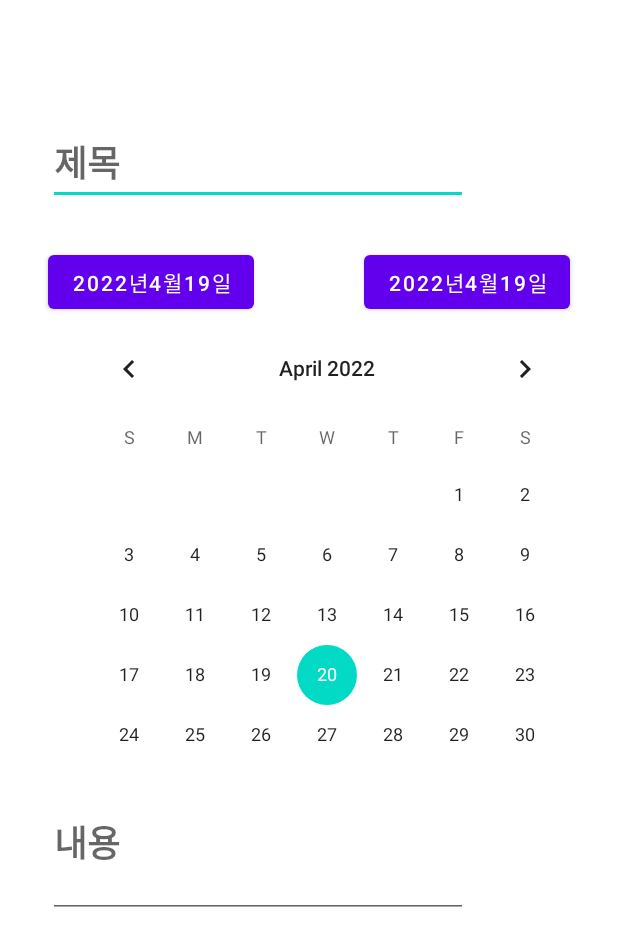
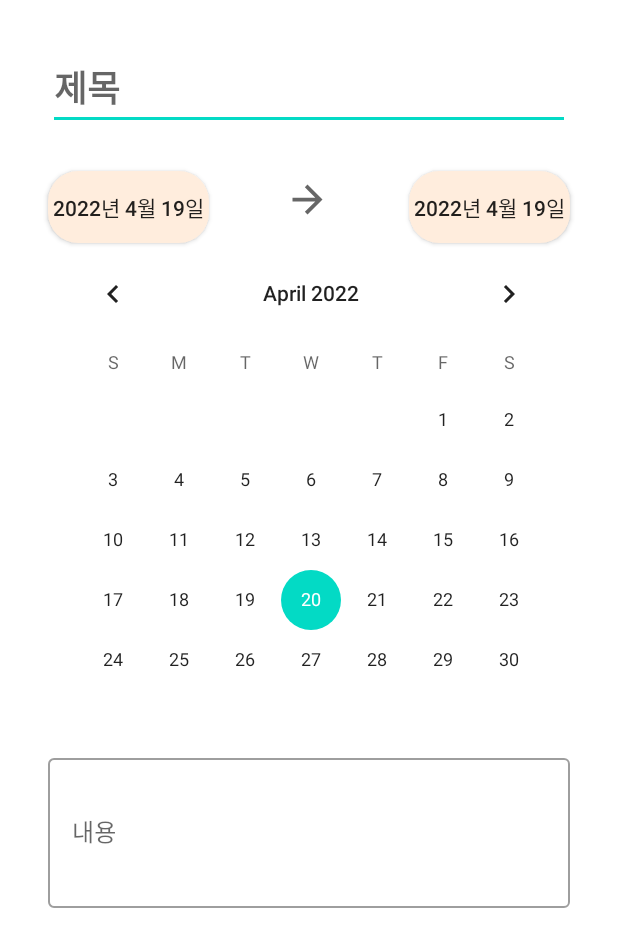
Before and after one commit to ChanggiJeon/dodamdodam, an Android app: the fragment AddScheduleFragment shown on its own in the app's theme, on a phone screen of 412 x 824 dp. Shown: the top 947 px of the screen. Run offline under Robolectric (Android 15) with nearby library versions, the phone set to English and light mode, and no system bars.

Commit message:
[S06P31D203-5] Feat/FE/일정작성 : AddScheduleFragment 화면구성

```diff
--- /dev/null
+++ b/family -FE/app/src/main/res/drawable/ic_baseline_arrow_forward_24.xml
@@ -0,0 +1,11 @@
+<vector xmlns:android="http://schemas.android.com/apk/res/android"
+    android:width="24dp"
+    android:height="24dp"
+    android:viewportWidth="24"
+    android:viewportHeight="24"
+    android:tint="?attr/colorControlNormal"
+    android:autoMirrored="true">
+  <path
+      android:fillColor="@android:color/white"
+      android:pathData="M12,4l-1.41,1.41L16.17,11H4v2h12.17l-5.58,5.59L12,20l8,-8z"/>
+</vector>
--- a/family -FE/app/src/main/res/layout/fragment_add_schedule.xml
+++ b/family -FE/app/src/main/res/layout/fragment_add_schedule.xml
@@ -12,8 +12,8 @@
         android:layout_width="0dp"
         android:layout_height="wrap_content"
         android:layout_marginStart="32dp"
-        android:layout_marginTop="80dp"
-        android:layout_marginEnd="100dp"
+        android:layout_marginTop="30dp"
+        android:layout_marginEnd="32dp"
         android:fontFamily="@font/spoqahansans"
         android:hint="제목"
         android:textSize="24sp"
@@ -23,59 +23,74 @@
         app:layout_constraintStart_toStartOf="parent"
         app:layout_constraintTop_toTopOf="parent" />
 
-    <EditText
-        android:id="@+id/schedule_body"
-        android:layout_width="0dp"
-        android:layout_height="100dp"
+    <com.google.android.material.textfield.TextInputLayout
+        android:id="@+id/outlinedTextField"
+        style="@style/Widget.MaterialComponents.TextInputLayout.OutlinedBox"
+        android:layout_width="match_parent"
+        android:layout_height="wrap_content"
         android:layout_marginStart="32dp"
-        android:layout_marginEnd="100dp"
-        android:fontFamily="@font/spoqahansans"
+        android:layout_marginEnd="32dp"
         android:hint="내용"
-        android:inputType="textMultiLine"
-        android:textSize="24sp"
-        android:textStyle="bold"
+        app:layout_constraintBottom_toBottomOf="parent"
         app:layout_constraintEnd_toEndOf="parent"
-        app:layout_constraintHorizontal_bias="1.0"
+        app:layout_constraintHorizontal_bias="0.0"
         app:layout_constraintStart_toStartOf="parent"
-        app:layout_constraintTop_toBottomOf="@+id/schedule_calendar" />
+        app:layout_constraintTop_toBottomOf="@+id/calendarView"
+        app:layout_constraintVertical_bias="0.0">
 
-    <Button
+        <com.google.android.material.textfield.TextInputEditText
+            android:layout_width="match_parent"
+            android:layout_height="100dp" />
+
+    </com.google.android.material.textfield.TextInputLayout>
+
+    <androidx.appcompat.widget.AppCompatButton
         android:id="@+id/enddate"
         android:layout_width="wrap_content"
         android:layout_height="wrap_content"
         android:layout_marginTop="84dp"
         android:layout_marginEnd="32dp"
-        android:text="2022년4월19일"
+        android:text=" 2022년 4월 19일 "
+        android:backgroundTint="@color/beige01"
+        android:background="@drawable/roulette_box"
         app:layout_constraintEnd_toEndOf="parent"
         app:layout_constraintTop_toTopOf="@+id/schedule_title" />
 
-    <Button
+    <androidx.appcompat.widget.AppCompatButton
         android:id="@+id/startdate"
         android:layout_width="wrap_content"
         android:layout_height="wrap_content"
         android:layout_marginStart="32dp"
         android:layout_marginTop="84dp"
-        android:text="2022년4월19일"
+        android:text=" 2022년 4월 19일 "
+        android:background="@drawable/roulette_box"
+        android:backgroundTint="@color/beige01"
         app:layout_constraintStart_toStartOf="parent"
         app:layout_constraintTop_toTopOf="@+id/schedule_title" />
 
-    <androidx.constraintlayout.widget.ConstraintLayout
-        android:id="@+id/schedule_calendar"
-        android:layout_width="405dp"
-        android:layout_height="300dp"
+    <CalendarView
+        android:id="@+id/calendarView"
+        android:layout_width="wrap_content"
+        android:layout_height="wrap_content"
+        app:layout_constraintBottom_toBottomOf="parent"
         app:layout_constraintEnd_toEndOf="parent"
+        app:layout_constraintHorizontal_bias="0.524"
         app:layout_constraintStart_toStartOf="parent"
-        app:layout_constraintTop_toBottomOf="@+id/startdate">
+        app:layout_constraintTop_toBottomOf="@+id/startdate"
+        app:layout_constraintVertical_bias="0.0"
+        />
 
-        <CalendarView
-            android:id="@+id/calendarView"
-            android:layout_width="wrap_content"
-            android:layout_height="wrap_content"
-            app:layout_constraintEnd_toEndOf="parent"
-            app:layout_constraintHorizontal_bias="0.709"
-            app:layout_constraintStart_toStartOf="parent"
-            app:layout_constraintTop_toTopOf="parent" />
-    </androidx.constraintlayout.widget.ConstraintLayout>
+    <ImageView
+        android:id="@+id/imageView2"
+        android:layout_width="50dp"
+        android:layout_height="30dp"
+        android:src="@drawable/ic_baseline_arrow_forward_24"
+        app:layout_constraintBottom_toTopOf="@+id/calendarView"
+        app:layout_constraintEnd_toStartOf="@+id/enddate"
+        app:layout_constraintHorizontal_bias="0.487"
+        app:layout_constraintStart_toEndOf="@+id/startdate"
+        app:layout_constraintTop_toBottomOf="@+id/schedule_title"
+        app:layout_constraintVertical_bias="0.694" />
 
 
 </androidx.constraintlayout.widget.ConstraintLayout>
```
